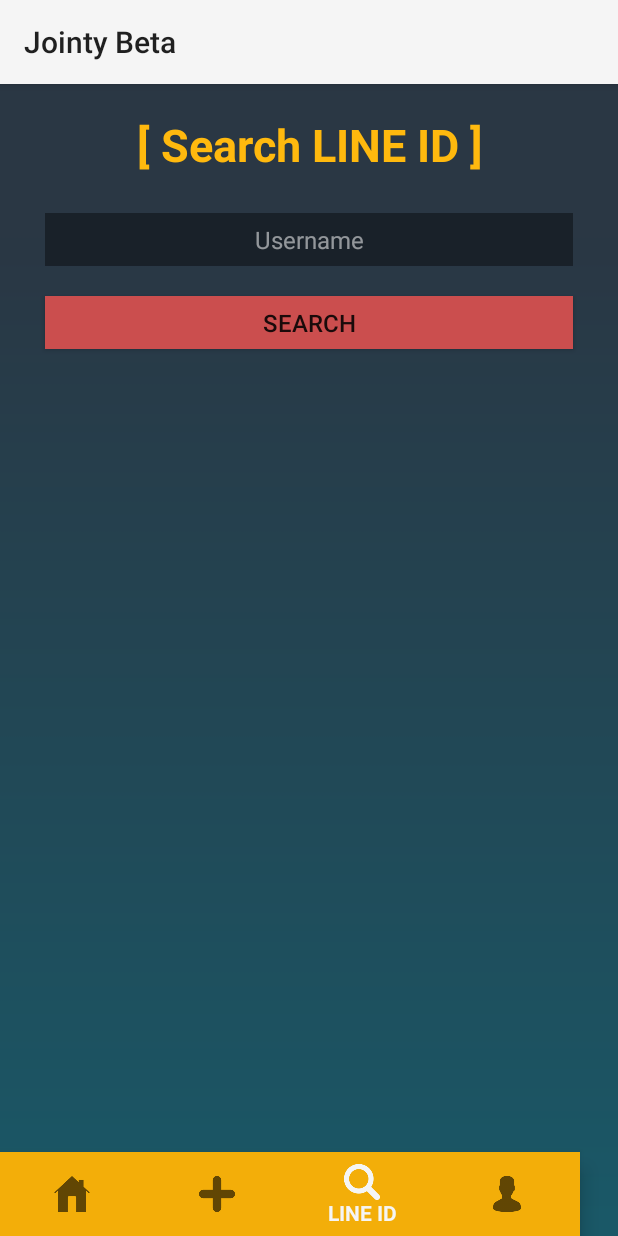
After one commit to 5akda/JointyBeta, an Android app: the SearchLineUI screen opened directly, with no data from a screen before it, on a phone screen of 412 x 824 dp. The commit adds this screen. Run offline under Robolectric (Android 15) with nearby library versions, the phone set to English and light mode, and no system bars; our stand-ins replace Firebase (no records; nobody signed in at launch, a user with empty details on screens opened directly).

Commit message:
SearchLineID

```diff
--- a/app/src/main/java/com/parzival48/jointy/MainActivity.java
+++ b/app/src/main/java/com/parzival48/jointy/MainActivity.java
@@ -35,12 +35,14 @@
         txtusername = (EditText)findViewById(R.id.txtUsername);
         txtpassword = (EditText)findViewById(R.id.txtPassword);
 
+
         Button signin = (Button)findViewById(R.id.btSignin);
         signin.setOnClickListener(new View.OnClickListener() {
             @Override
             public void onClick(View v) {
                 Snackbar.make(v, "Loading ...", Snackbar.LENGTH_LONG)
                         .setAction("Action", null).show();
+                clearGlobalVariable();
 
                 username = txtusername.getText().toString().trim();
                 password = txtpassword.getText().toString().trim();
--- a/app/src/main/res/layout/activity_profile_ui.xml
+++ b/app/src/main/res/layout/activity_profile_ui.xml
@@ -5,7 +5,7 @@
     android:layout_width="match_parent"
     android:layout_height="match_parent"
     android:background="@drawable/loginbg"
-    tools:context=".SignUpUI">
+    tools:context=".ProfileUI">
 
     <RelativeLayout
         android:layout_width="match_parent"
--- /dev/null
+++ b/app/src/main/res/layout/activity_search_line_ui.xml
@@ -0,0 +1,103 @@
+<?xml version="1.0" encoding="utf-8"?>
+<RelativeLayout xmlns:android="http://schemas.android.com/apk/res/android"
+    xmlns:app="http://schemas.android.com/apk/res-auto"
+    xmlns:tools="http://schemas.android.com/tools"
+    android:layout_width="match_parent"
+    android:layout_height="match_parent"
+    android:background="@drawable/loginbg"
+    tools:context=".SearchLineUI">
+
+    <RelativeLayout
+        android:layout_width="match_parent"
+        android:layout_height="match_parent">
+
+        <Button
+            android:id="@+id/btSearch"
+            android:layout_width="wrap_content"
+            android:layout_height="35dp"
+            android:layout_below="@+id/txtUserSearch"
+            android:layout_alignParentStart="true"
+            android:layout_alignParentEnd="true"
+            android:layout_marginStart="30dp"
+            android:layout_marginTop="20dp"
+            android:layout_marginEnd="30dp"
+            android:background="@color/colorAccent"
+            android:text="Search"
+            android:textSize="16sp" />
+
+        <Button
+            android:id="@+id/btOpenLine"
+            android:layout_width="wrap_content"
+            android:layout_height="35dp"
+            android:layout_below="@+id/showLine"
+            android:layout_alignParentStart="true"
+            android:layout_alignParentEnd="true"
+            android:layout_marginStart="30dp"
+            android:layout_marginTop="20dp"
+            android:layout_marginEnd="30dp"
+            android:background="@color/green"
+            android:text="Open Line App"
+            android:textSize="16sp" />
+
+        <EditText
+            android:id="@+id/txtUserSearch"
+            android:layout_width="wrap_content"
+            android:layout_height="35dp"
+            android:layout_below="@+id/textView2"
+            android:layout_alignParentStart="true"
+            android:layout_alignParentEnd="true"
+            android:layout_marginStart="30dp"
+            android:layout_marginTop="25dp"
+            android:layout_marginEnd="30dp"
+            android:background="#66000000"
+            android:ems="10"
+            android:hint="Username"
+            android:inputType="textPersonName"
+            android:textAlignment="center"
+            android:textColor="#ffffff"
+            android:textColorHint="#88ffffff"
+            android:textSize="16dp" />
+
+        <TextView
+            android:id="@+id/textView2"
+            android:layout_width="match_parent"
+            android:layout_height="wrap_content"
+            android:layout_alignParentTop="true"
+            android:layout_marginTop="20dp"
+            android:text="[ Search LINE ID ]"
+            android:textAlignment="center"
+            android:textColor="@color/yellow"
+            android:textSize="30sp"
+            android:textStyle="bold" />
+
+        <TextView
+            android:id="@+id/showLine"
+            android:layout_width="wrap_content"
+            android:layout_height="wrap_content"
+            android:layout_below="@+id/btSearch"
+            android:layout_alignParentStart="true"
+            android:layout_alignParentEnd="true"
+            android:layout_marginStart="30dp"
+            android:layout_marginTop="56dp"
+            android:layout_marginEnd="30dp"
+            android:textAlignment="center"
+            android:textColor="#ffffff"
+            android:textSize="24sp" />
+
+    </RelativeLayout>
+
+    <android.support.design.widget.BottomNavigationView
+        android:id="@+id/navigation"
+        android:layout_width="wrap_content"
+        android:layout_height="wrap_content"
+        android:layout_alignParentBottom="true"
+        android:layout_marginStart="0dp"
+        android:layout_marginEnd="0dp"
+        android:layout_marginBottom="0dp"
+        android:background="#F3AE09"
+        app:layout_constraintBottom_toBottomOf="parent"
+        app:layout_constraintLeft_toLeftOf="parent"
+        app:layout_constraintRight_toRightOf="parent"
+        app:menu="@menu/bottom_nav" />
+
+</RelativeLayout>
--- a/app/src/main/res/menu/bottom_nav.xml
+++ b/app/src/main/res/menu/bottom_nav.xml
@@ -12,7 +12,13 @@
         android:title="New Event"/>
 
     <item
+        android:id="@+id/nav_search"
+        android:icon="@drawable/search"
+        android:title="LINE ID"/>
+
+    <item
         android:id="@+id/nav_profile"
         android:icon="@drawable/profile"
         android:title="Profile"/>
+
 </menu>
--- a/app/src/main/res/values/colors.xml
+++ b/app/src/main/res/values/colors.xml
@@ -1,6 +1,6 @@
 <?xml version="1.0" encoding="utf-8"?>
 <resources>
-    <color name="colorPrimary">#FFF0CF</color>
+    <color name="colorPrimary">#3A7475</color>
     <color name="colorPrimaryDark">#2A3744</color>
     <color name="colorAccent">#CB4E4E</color>
     <color name="yellow">#FFB90E</color>
```
Also changed, not shown: app/src/main/AndroidManifest.xml (+15 -12 lines), app/src/main/java/com/parzival48/jointy/CreateEventUI.java (+9 -2 lines), app/src/main/java/com/parzival48/jointy/Event.java (+9 -0 lines), app/src/main/java/com/parzival48/jointy/FeedUI.java (+21 -4 lines), app/src/main/java/com/parzival48/jointy/ProfileUI.java (+9 -1 lines), app/src/main/java/com/parzival48/jointy/SearchLineUI.java (added, +147 -0 lines), app/src/main/res/layout/row_event.xml (+14 -4 lines), app/src/main/res/drawable/search.png (added).
